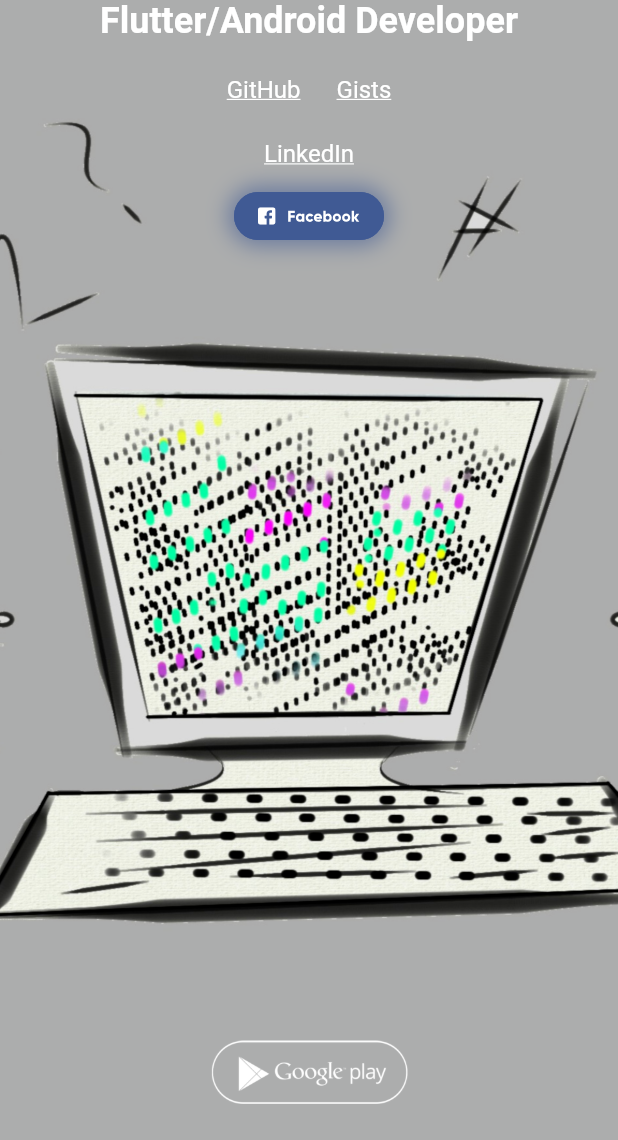
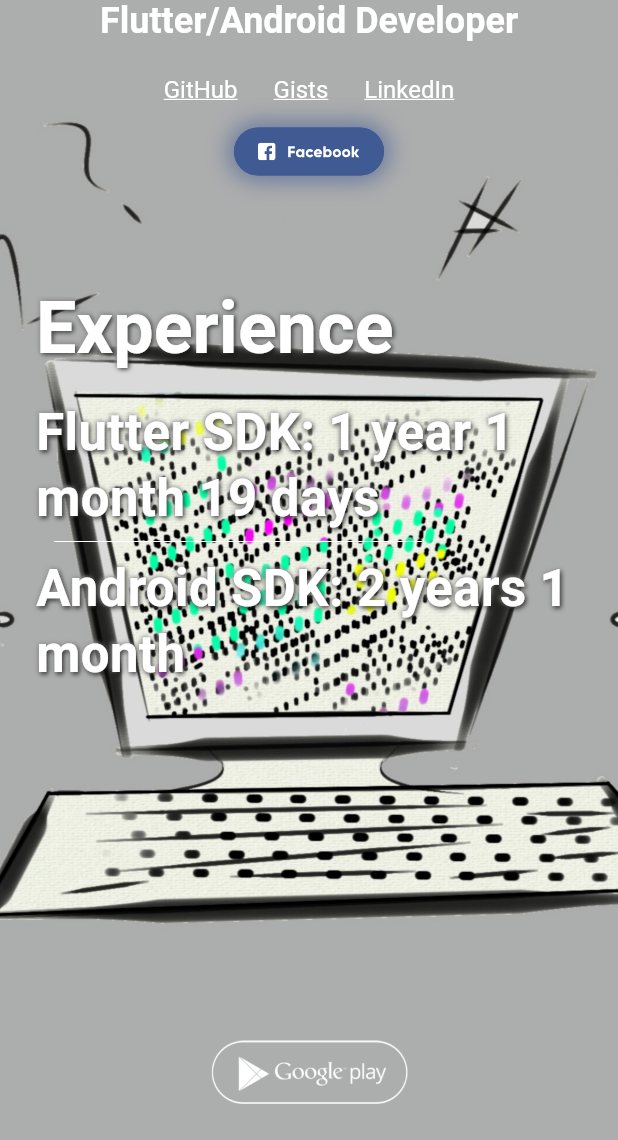
Before and after one commit to Turskyi/Turskyi-project, a Flutter app: the screen it shows after launch, on a phone screen of 412 x 824 dp, the part 96-1236 px from its top. Run offline on Flutter 3.47's test engine with Material 2 defaults, Android fonts, the phone set to English and light mode, and no system bars; our stand-ins replace flutter_svg, flutter_translate; missing offline and left inert: dart:html.

Commit message:
add skills

```diff
--- a/assets/i18n/en.json
+++ b/assets/i18n/en.json
@@ -4,6 +4,9 @@
     "name": "Dmytro Turskyi",
     "title": "Flutter/Android Developer",
     "error": "error",
-    "cannot_launch": "Could not launch"
+    "cannot_launch": "Could not launch",
+    "experience": "Experience",
+    "flutter_sdk": "Flutter SDK:",
+    "android_sdk": "Android SDK:"
   }
 }
--- a/lib/app.dart
+++ b/lib/app.dart
@@ -2,16 +2,18 @@ import 'package:flutter/material.dart';
 import 'package:flutter_translate/flutter_translate.dart';
 import 'package:turskyi/presentation/configs/app_configs.dart';
 import 'package:turskyi/presentation/routes.dart';
+import 'package:turskyi/presentation/values/app_styles.dart';
 import 'package:turskyi/presentation/views/game/game_page.dart';
 import 'package:turskyi/presentation/views/home/home_page.dart';
 
-/// [PersonalWebsiteApp] contains main settings of the web page and returns
+/// [App] contains main settings of the web page and returns
 /// [MaterialApp] with all project specific instructions
-class PersonalWebsiteApp extends StatelessWidget{
+class App extends StatelessWidget{
   @override
   Widget build(BuildContext context) {
     return MaterialApp(
       title: translate('title'),
+      debugShowCheckedModeBanner: false,
       initialRoute: Routes.home,
       routes: <String, Widget Function(BuildContext)>{
         Routes.home: (BuildContext context) => HomePage(),
@@ -20,6 +22,10 @@ class PersonalWebsiteApp extends StatelessWidget{
       theme: ThemeData(
         primarySwatch: AppConfigs.of(context).colors.primarySwatch,
         visualDensity: VisualDensity.adaptivePlatformDensity,
+        textTheme: const TextTheme(
+            headline4: AppStyles.headline4,
+            headline3: AppStyles.headline3,
+        )
       ),
     );
   }
--- a/lib/main.dart
+++ b/lib/main.dart
@@ -8,7 +8,8 @@ import 'package:turskyi/setup.dart';
 
 Future<void> main() async {
   /// init language
-  final LocalizationDelegate delegate = await LocalizationDelegate.create(
+  final LocalizationDelegate localizationDelegate =
+      await LocalizationDelegate.create(
     fallbackLocale: Language.en.code,
     supportedLocales: <String>[Language.en.code],
   );
@@ -17,7 +18,7 @@ Future<void> main() async {
 
   /// start project
   runApp(LocalizedApp(
-    delegate,
+    localizationDelegate,
     AppConfigs(configs: configs, colors: MainColors(), child: setup(configs)),
   ));
 }
--- a/lib/presentation/values/app_dimens.dart
+++ b/lib/presentation/values/app_dimens.dart
@@ -1,6 +1,49 @@
 /// Util class for storing commonly used values
 class AppDimens {
-  // widths
+  // START: font sizes
+  /// [overline] font size according https://material.io/design/typography/the-type-system.html#type-scale
+  static const double overline = 10.0;
+
+  /// [caption] font size according https://material.io/design/typography/the-type-system.html#type-scale
+  static const double caption = 12.0;
+
+  /// [button] font size according https://material.io/design/typography/the-type-system.html#type-scale
+  static const double button = 14.0;
+
+  /// [subtitle2] font size according https://material.io/design/typography/the-type-system.html#type-scale
+  static const double subtitle2 = 14.0;
+
+  /// Body 2 font size according https://material.io/design/typography/the-type-system.html#type-scale
+  static const double bodyText1 = 14.0;
+
+  /// [subtitle1] font size according https://material.io/design/typography/the-type-system.html#type-scale
+  static const double subtitle1 = 16.0;
+
+  /// Body 1 font size according https://material.io/design/typography/the-type-system.html#type-scale
+  static const double bodyText2 = 16.0;
+
+  /// H6 font size according https://material.io/design/typography/the-type-system.html#type-scale
+  static const double headline6 = 20.0;
+
+  /// H5 font size according https://material.io/design/typography/the-type-system.html#type-scale
+  static const double headline5 = 24.0;
+
+  /// H4 font size according https://material.io/design/typography/the-type-system.html#type-scale
+  static const double headline4 = 34.0;
+
+  /// H3 font size according https://material.io/design/typography/the-type-system.html#type-scale
+  static const double headline3 = 48.0;
+
+  /// H2 font size according https://material.io/design/typography/the-type-system.html#type-scale
+  static const double headline2 = 60.0;
+
+  /// H1 font size according https://material.io/design/typography/the-type-system.html#type-scale
+  static const double headline1 = 96.0;
+
+// END: font sizes
+
+  // START: widths
   /// [widthFacebook] variable contains specific width of the "facebook" logo
   static const double widthFacebook = 68.0;
+// END: widths
 }
--- a/lib/presentation/values/app_styles.dart
+++ b/lib/presentation/values/app_styles.dart
@@ -1,8 +1,60 @@
+import 'package:flutter/material.dart';
 import 'package:flutter/rendering.dart';
+import 'package:turskyi/presentation/values/app_dimens.dart';
 
 /// Util class containing commonly used widget styles
 class AppStyles {
+  // START: [Text] styles
+
+  /// custom H4 font style from https://material.io/design/typography/the-type-system.html#type-scale
+  static const TextStyle headline4 = TextStyle(
+    fontSize: AppDimens.headline4,
+    fontWeight: FontWeight.bold,
+    fontStyle: FontStyle.normal,
+    letterSpacing: 0.25,
+    color: Colors.white,
+    height: 1.3,
+    shadows: <Shadow>[darkTextShadow, lightTextShadow],
+  );
+
+  /// custom H3 font style from https://material.io/design/typography/the-type-system.html#type-scale
+  static const TextStyle headline3 = TextStyle(
+    fontSize: AppDimens.headline3,
+    fontStyle: FontStyle.normal,
+    color: Colors.white,
+    fontWeight: FontWeight.bold,
+    height: 3,
+    shadows: <Shadow>[darkTextShadow, lightTextShadow],
+  );
+
+// END: [Text] styles
+
+  // START: [BorderRadius] styles
   /// [radiusButton] variable contains specific circular [BorderRadius] value,
   /// for all buttons of the app
   static final BorderRadius radiusButton = BorderRadius.circular(20.0);
+
+// END: [BorderRadius] styles
+
+// START: [Shadow] styles
+  /// dark [Shadow] variable for "shadows" parameter of [TextStyle],
+  /// to give a shadow to a [Text]
+  static const Shadow darkTextShadow = Shadow(
+    // topRight
+    offset: Offset(1.0, 1.0),
+    blurRadius: 4.0,
+    color: Colors.black87,
+  );
+
+  /// light [Shadow] variable for "shadows" parameter of [TextStyle],
+  /// to give a shadow to a [Text]
+  static const Shadow lightTextShadow = Shadow(
+    // bottomLeft
+    offset: Offset(-1.0, -1.0),
+    blurRadius: 4.0,
+    color: Colors.grey,
+  );
+
+// END: [Shadow] styles
+
 }
--- a/lib/presentation/views/home/home_model.dart
+++ b/lib/presentation/views/home/home_model.dart
@@ -17,12 +17,19 @@ class HomeModel with ChangeNotifier {
       curve: Curves.easeIn,
     );
     _animationController.forward();
+    _flutterExperience = _setExperience(firstTime: _flutterFirstCommit);
+    _androidExperience = _setExperience(firstTime: _androidFirstCommit);
   }
+
+  final HomeView _view;
 
   final bool _isLoading = false;
 
   /// [isLoading] variable is storing a current state of the progress bar
   bool get isLoading => _isLoading;
+
+  final DateTime _flutterFirstCommit = DateTime(2020, 09, 11);
+  final DateTime _androidFirstCommit = DateTime(2019, 10);
 
   late AnimationController _animationController;
 
@@ -34,7 +41,16 @@ class HomeModel with ChangeNotifier {
   /// [curvedAnimation] is a variable which storing [_animationController]
   /// and type of [Curves]
   CurvedAnimation get curvedAnimation => _curvedAnimation;
-  final HomeView _view;
+
+  String _flutterExperience = '';
+
+  /// time passed since first commercial code was written
+  String get flutterExperience => _flutterExperience;
+
+  String _androidExperience = '';
+
+  /// time passed since first commercial code was written
+  String get androidExperience => _androidExperience;
 
   /// [onHyperlinkTapped] accepts "link", checks if this link can be launched
   /// and opens the page in new browser tab
@@ -43,4 +59,37 @@ class HomeModel with ChangeNotifier {
         ? await launch(link)
         : _view.displayMessage("${translate("home.cannot_launch")} $link");
   }
+
+  String _setExperience({required DateTime firstTime}) {
+    final DateTime today = DateTime.now();
+
+    //the first commit of commercial project
+    final int totalDays = today.difference(firstTime).inDays;
+    const int daysPerYear = 365;
+    const int daysPerMonth = 30;
+    /* "~/" is an integer division,
+     22~/7 can be said as Integer division of 22 by 7,
+      If either operand is a double
+       then the result of the truncating division a ~/ b
+        is equivalent to (a / b).truncate().toInt().*/
+    // count the years, discarding the remainder of the days
+    final int years = totalDays ~/ daysPerYear;
+    final int daysWithoutYears = totalDays - years * daysPerYear;
+    // count the months, discarding the remainder of the days
+    final int months = daysWithoutYears ~/ daysPerMonth;
+    // count the days, discarding the remainder of the years and months
+    final int days = daysWithoutYears - months * daysPerMonth;
+
+    final StringBuffer experienceStringBuffer = StringBuffer();
+    if (years > 0) {
+      experienceStringBuffer.write('$years year${years == 1 ? '' : 's'} ');
+    }
+    if (months > 0) {
+      experienceStringBuffer.write('$months month${months == 1 ? '' : 's'} ');
+    }
+    if (days > 0) {
+      experienceStringBuffer.write('$days day${days == 1 ? '' : 's'}');
+    }
+    return experienceStringBuffer.toString();
+  }
 }
--- a/lib/presentation/views/home/home_page.dart
+++ b/lib/presentation/views/home/home_page.dart
@@ -5,9 +5,9 @@ import 'package:flutter_translate/flutter_translate.dart';
 import 'package:provider/provider.dart';
 import 'package:turskyi/presentation/configs/app_configs.dart';
 import 'package:turskyi/presentation/routes.dart';
-import 'package:turskyi/presentation/views/home/home_model.dart';
 import 'package:turskyi/presentation/values/app_dimens.dart';
 import 'package:turskyi/presentation/values/app_styles.dart';
+import 'package:turskyi/presentation/views/home/home_model.dart';
 import 'package:url_launcher/url_launcher.dart';
 import 'home_view.dart';
 
@@ -20,7 +20,7 @@ class HomePage extends StatefulWidget {
 class _HomePageState extends State<HomePage>
     with TickerProviderStateMixin
     implements HomeView {
-  final BorderRadius _imageButtonRadius = AppStyles.radiusButton;
+  final double _buttonTopIndent = 10.0;
 
   @override
   void displayMessage(String message) {
@@ -58,7 +58,8 @@ class _HomePageState extends State<HomePage>
           image: ExactAssetImage(
             '${AppConfigs.of(context).configs.imageAssents}bg_home.png',
           ),
-      )),
+        ),
+      ),
       child: Padding(
         padding: const EdgeInsets.all(24.0),
         child: Column(
@@ -66,29 +67,65 @@ class _HomePageState extends State<HomePage>
           children: <Widget>[
             _buildName(),
             _buildTitle(curve: model.curvedAnimation),
-            Row(
-              mainAxisAlignment: MainAxisAlignment.center,
+            Wrap(
               children: <Widget>[
                 _buildHyperlink(
                   title: 'GitHub',
                   link: 'https://github.com/Turskyi',
-                  topPadding: 10.0,
+                  topPadding: _buttonTopIndent,
                   model: model,
                 ),
                 _buildHyperlink(
                   title: 'Gists',
                   link: 'https://gist.github.com/Turskyi',
-                  topPadding: 10.0,
+                  topPadding: _buttonTopIndent,
+                  model: model,
+                ),
+                _buildHyperlink(
+                  title: 'LinkedIn',
+                  link: 'https://www.linkedin.com/in/dmytroturskyi',
+                  topPadding: _buttonTopIndent,
                   model: model,
                 ),
               ],
             ),
-            _buildHyperlink(
-              title: 'LinkedIn',
-              link: 'https://www.linkedin.com/in/dmytroturskyi',
-              model: model,
+            _buildFacebookButton(),
+            Row(
+              children: <Widget>[
+                Flexible(
+                  child: Column(
+                    crossAxisAlignment: CrossAxisAlignment.start,
+                    children: <Widget>[
+                      Text(
+                        translate('home.experience'),
+                        style: Theme.of(context).textTheme.headline3?.copyWith(
+                              color: Colors.white,
+                              fontWeight: FontWeight.bold,
+                              height: 3,
                             ),
-            _buildFacebookButton(),
+                      ),
+                      Text(
+                        '${translate('home.flutter_sdk')}'
+                        ' ${model.flutterExperience}',
+                        style: Theme.of(context).textTheme.headline4,
+                      ),
+                      SizedBox(
+                        width: shortestSide / 1.6,
+                        child: const Divider(
+                          color: Colors.white,
+                          indent: 12,
+                        ),
+                      ),
+                      Text(
+                        '${translate('home.android_sdk')}'
+                        ' ${model.androidExperience}',
+                        style: Theme.of(context).textTheme.headline4,
+                      ),
+                    ],
+                  ),
+                ),
+              ],
+            ),
             Expanded(
               child: Align(
                 alignment: FractionalOffset.bottomCenter,
@@ -110,10 +147,8 @@ class _HomePageState extends State<HomePage>
 
   Widget _buildUnityButton() {
     return RawMaterialButton(
-      onPressed: () {
       // Navigate to the second screen using a named route.
-        Navigator.pushNamed(context, Routes.game);
-      },
+      onPressed: () => Navigator.pushNamed(context, Routes.game),
       padding: const EdgeInsets.all(20.0),
       shape: const CircleBorder(),
       child: SvgPicture.asset(
@@ -153,7 +188,7 @@ class _HomePageState extends State<HomePage>
     return Material(
       color: Colors.transparent,
       child: InkWell(
-        borderRadius: _imageButtonRadius,
+        borderRadius: AppStyles.radiusButton,
         onTap: () {
           launch(
             'https://play.google.com/store/apps/dev?id=6867856033872987263',
@@ -191,7 +226,7 @@ class _HomePageState extends State<HomePage>
       child: Material(
         color: Colors.transparent,
         child: InkWell(
-          borderRadius: _imageButtonRadius,
+          borderRadius: AppStyles.radiusButton,
           onTap: () => model.onHyperlinkTapped(link),
           child: Container(
             padding: const EdgeInsets.all(12),
--- a/lib/setup.dart
+++ b/lib/setup.dart
@@ -2,6 +2,6 @@ import 'package:flutter/material.dart';
 import 'package:turskyi/app.dart';
 import 'package:turskyi/presentation/configs/base/base_configs.dart';
 
-/// [setup] function accepts [BaseConfigs] and returns [PersonalWebsiteApp]
+/// [setup] function accepts [BaseConfigs] and returns [App]
 /// accordingly
-Widget setup(BaseConfigs configs) => PersonalWebsiteApp();
+Widget setup(BaseConfigs configs) => App();
```
Also changed, not shown: pubspec.lock, 3 other files. Lines whose indentation alone changed are shown as unchanged.
